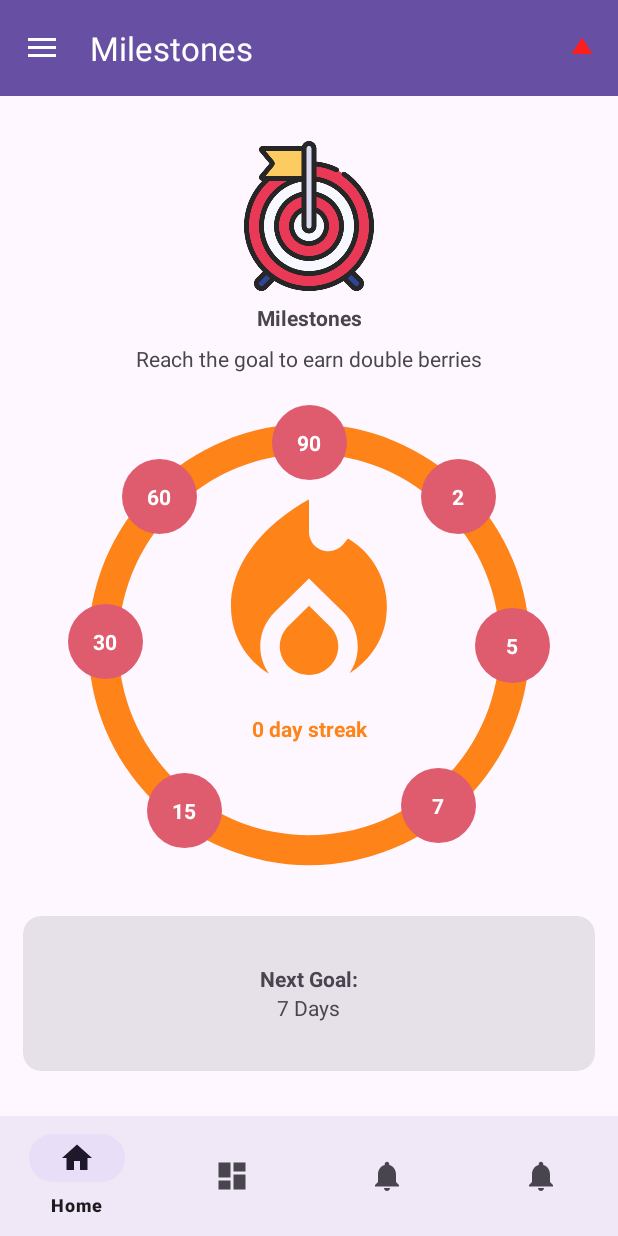
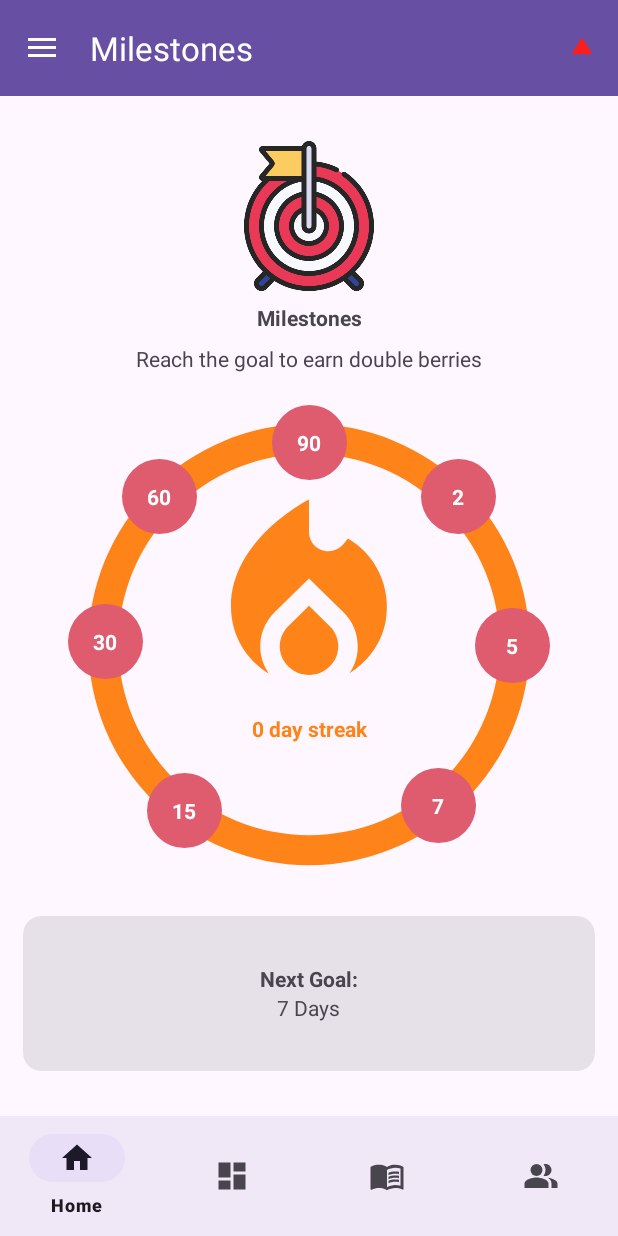
Before and after one commit to Parz1val13/Tenang-Capstone, an Android app: the screen it shows after launch once a user with an empty profile is signed in (MainActivity), in the side drawer, after a tap on "Milestones", on a phone screen of 412 x 824 dp. Run offline under Robolectric (Android 15) with nearby library versions, the light colour scheme and no system bars; our stand-ins replace Firebase (no records; nobody signed in at launch, a user with empty details on screens opened directly), navigation-ui; 3 statements that could not run were skipped.

Commit message:
update home

```diff
--- a/app/src/main/java/com/example/tenang_capstone/ui/home/HomeFragment.java
+++ b/app/src/main/java/com/example/tenang_capstone/ui/home/HomeFragment.java
@@ -49,6 +49,7 @@ public class HomeFragment extends Fragment {
         if (!mainViewModel.skip) {
             isLogAlreadyEntered();
         }
+        getBerryCount();
 
     }
 
@@ -89,4 +90,18 @@ public class HomeFragment extends Fragment {
             }
         });
     }
+
+    public void getBerryCount() {
+        String uid = requireActivity().getIntent().getStringExtra("uid");
+
+        DocumentReference docRef = db.collection("users").document(uid);
+        docRef.get()
+                .addOnCompleteListener(new OnCompleteListener<DocumentSnapshot>() {
+                    @Override
+                    public void onComplete(@NonNull Task<DocumentSnapshot> task) {
+                        Long berry = (Long) (task.getResult().getData().get("berry"));
+                        binding.button5.setText(berry.toString());
+                    }
+                });
+    }
 }
--- /dev/null
+++ b/app/src/main/res/drawable/baseline_menu_book_24.xml
@@ -0,0 +1,8 @@
+<vector android:autoMirrored="true" android:height="24dp"
+    android:tint="#000000" android:viewportHeight="24"
+    android:viewportWidth="24" android:width="24dp" xmlns:android="http://schemas.android.com/apk/res/android">
+    <path android:fillColor="@android:color/white" android:pathData="M21,5c-1.11,-0.35 -2.33,-0.5 -3.5,-0.5c-1.95,0 -4.05,0.4 -5.5,1.5c-1.45,-1.1 -3.55,-1.5 -5.5,-1.5S2.45,4.9 1,6v14.65c0,0.25 0.25,0.5 0.5,0.5c0.1,0 0.15,-0.05 0.25,-0.05C3.1,20.45 5.05,20 6.5,20c1.95,0 4.05,0.4 5.5,1.5c1.35,-0.85 3.8,-1.5 5.5,-1.5c1.65,0 3.35,0.3 4.75,1.05c0.1,0.05 0.15,0.05 0.25,0.05c0.25,0 0.5,-0.25 0.5,-0.5V6C22.4,5.55 21.75,5.25 21,5zM21,18.5c-1.1,-0.35 -2.3,-0.5 -3.5,-0.5c-1.7,0 -4.15,0.65 -5.5,1.5V8c1.35,-0.85 3.8,-1.5 5.5,-1.5c1.2,0 2.4,0.15 3.5,0.5V18.5z"/>
+    <path android:fillColor="@android:color/white" android:pathData="M17.5,10.5c0.88,0 1.73,0.09 2.5,0.26V9.24C19.21,9.09 18.36,9 17.5,9c-1.7,0 -3.24,0.29 -4.5,0.83v1.66C14.13,10.85 15.7,10.5 17.5,10.5z"/>
+    <path android:fillColor="@android:color/white" android:pathData="M13,12.49v1.66c1.13,-0.64 2.7,-0.99 4.5,-0.99c0.88,0 1.73,0.09 2.5,0.26V11.9c-0.79,-0.15 -1.64,-0.24 -2.5,-0.24C15.8,11.66 14.26,11.96 13,12.49z"/>
+    <path android:fillColor="@android:color/white" android:pathData="M17.5,14.33c-1.7,0 -3.24,0.29 -4.5,0.83v1.66c1.13,-0.64 2.7,-0.99 4.5,-0.99c0.88,0 1.73,0.09 2.5,0.26v-1.52C19.21,14.41 18.36,14.33 17.5,14.33z"/>
+</vector>
--- /dev/null
+++ b/app/src/main/res/drawable/baseline_people_alt_24.xml
@@ -0,0 +1,12 @@
+<vector android:height="24dp" android:tint="#000000"
+    android:viewportHeight="24" android:viewportWidth="24"
+    android:width="24dp" xmlns:android="http://schemas.android.com/apk/res/android">
+    <path android:fillColor="@android:color/white"
+        android:fillType="evenOdd" android:pathData="M16.67,13.13C18.04,14.06 19,15.32 19,17v3h4v-3C23,14.82 19.43,13.53 16.67,13.13z"/>
+    <path android:fillColor="@android:color/white"
+        android:fillType="evenOdd" android:pathData="M9,8m-4,0a4,4 0,1 1,8 0a4,4 0,1 1,-8 0"/>
+    <path android:fillColor="@android:color/white"
+        android:fillType="evenOdd" android:pathData="M15,12c2.21,0 4,-1.79 4,-4c0,-2.21 -1.79,-4 -4,-4c-0.47,0 -0.91,0.1 -1.33,0.24C14.5,5.27 15,6.58 15,8s-0.5,2.73 -1.33,3.76C14.09,11.9 14.53,12 15,12z"/>
+    <path android:fillColor="@android:color/white"
+        android:fillType="evenOdd" android:pathData="M9,13c-2.67,0 -8,1.34 -8,4v3h16v-3C17,14.34 11.67,13 9,13z"/>
+</vector>
--- a/app/src/main/res/layout/fragment_leaderboards.xml
+++ b/app/src/main/res/layout/fragment_leaderboards.xml
@@ -18,6 +18,7 @@
         android:layout_marginEnd="8dp"
         android:textAlignment="center"
         android:textSize="20sp"
+        android:visibility="gone"
         app:layout_constraintBottom_toBottomOf="parent"
         app:layout_constraintEnd_toEndOf="parent"
         app:layout_constraintStart_toStartOf="parent" />
@@ -95,6 +96,7 @@
         android:layout_width="200dp"
         android:layout_height="wrap_content"
         android:text="Back"
+        android:visibility="gone"
         app:layout_constraintBottom_toBottomOf="parent"
         app:layout_constraintEnd_toEndOf="parent"
         app:layout_constraintHorizontal_bias="0.5"
--- a/app/src/main/res/layout/nav_header_main.xml
+++ b/app/src/main/res/layout/nav_header_main.xml
@@ -20,11 +20,11 @@
 
         <ImageView
             android:id="@+id/imageView"
-            android:layout_width="wrap_content"
+            android:layout_width="80dp"
             android:layout_height="match_parent"
             android:contentDescription="@string/nav_header_desc"
             android:paddingTop="@dimen/nav_header_vertical_spacing"
-            app:srcCompat="@mipmap/ic_launcher_round" />
+            app:srcCompat="@drawable/any" />
 
         <LinearLayout
             android:layout_width="10dp"
--- a/app/src/main/res/menu/bottom_nav_menu.xml
+++ b/app/src/main/res/menu/bottom_nav_menu.xml
@@ -13,11 +13,11 @@
 
     <item
         android:id="@+id/navigation_diary"
-        android:icon="@drawable/ic_notifications_black_24dp"
+        android:icon="@drawable/baseline_menu_book_24"
         android:title="@string/title_diary" />
 
     <item
         android:id="@+id/navigation_friends"
-        android:icon="@drawable/ic_notifications_black_24dp"
+        android:icon="@drawable/baseline_people_alt_24"
         android:title="@string/title_friends" />
 </menu>
```
